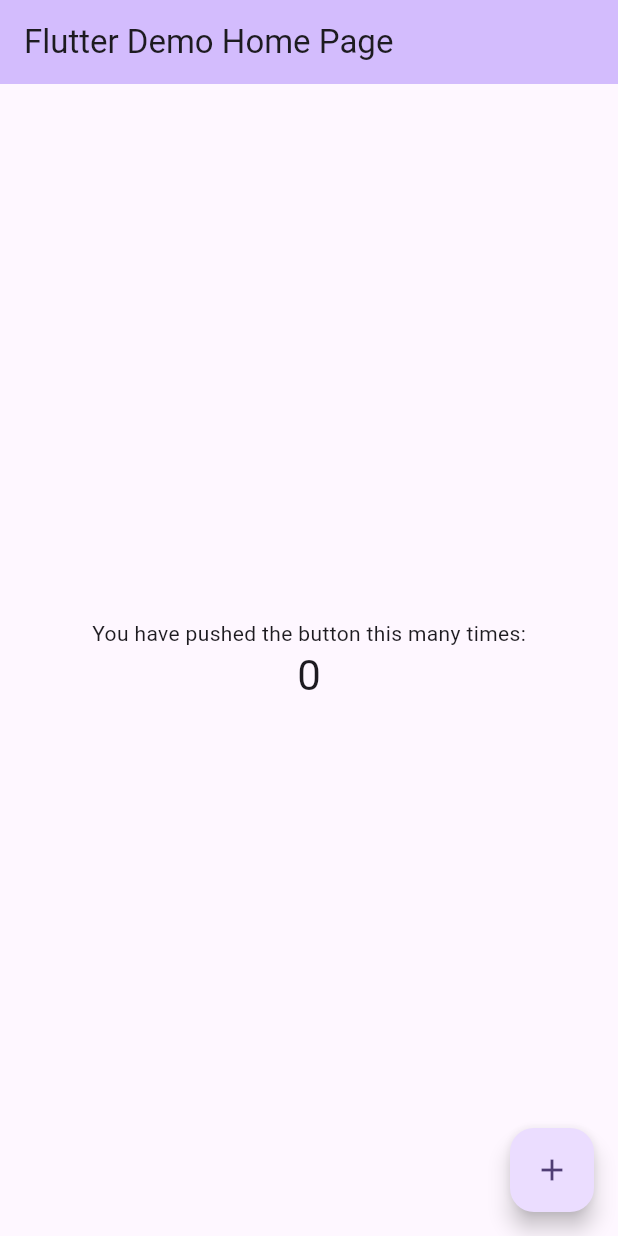
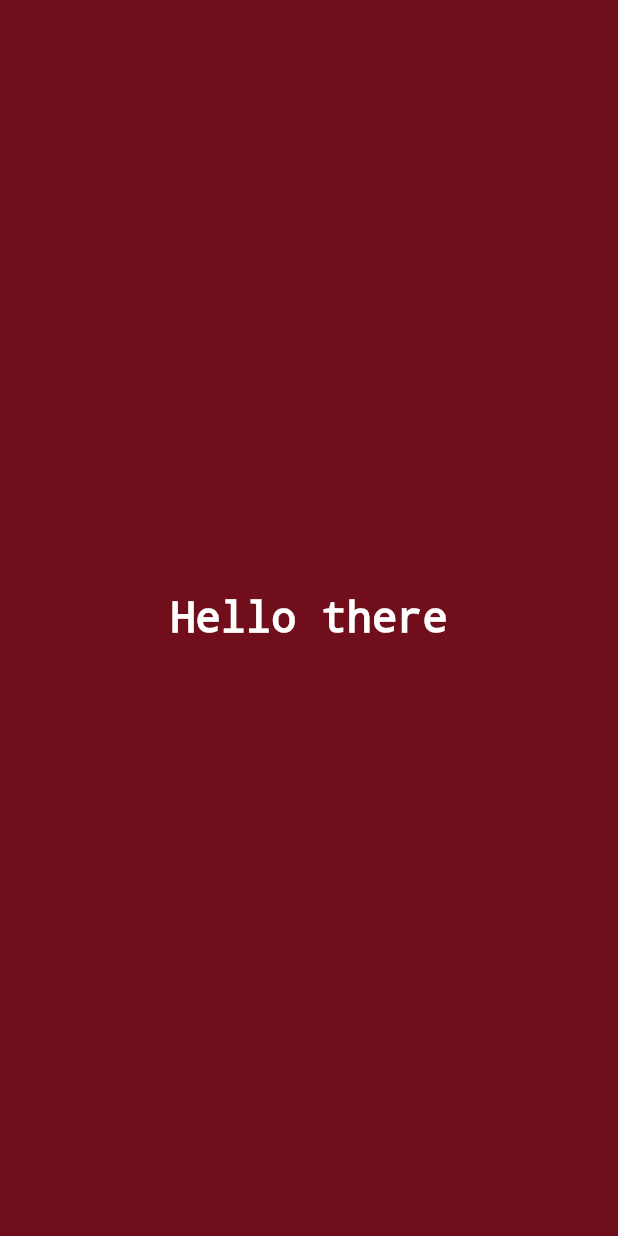
Before and after one commit to AmalAnwar207/hello_color_app, a Flutter app: the screen it shows after launch, on a phone screen of 412 x 824 dp. Run offline on Flutter 3.47's test engine with Material 3 defaults, Android fonts, the light colour scheme and no system bars.

Commit message:
feat: implement Hello Color App

```diff
--- /dev/null
+++ b/lib/app/hello_color_app.dart
@@ -0,0 +1,24 @@
+import 'package:flutter/material.dart';
+import 'package:test_app/screens/color_screen.dart';
+
+/// The root widget of the Hello Color App.
+class HelloColorApp extends StatelessWidget {
+  /// Creates the root application widget.
+  const HelloColorApp({super.key});
+
+  @override
+  Widget build(BuildContext context) {
+    return MaterialApp(
+      title: 'Hello Color App',
+      debugShowCheckedModeBanner: false,
+      theme: ThemeData(
+        colorScheme: ColorScheme.fromSeed(seedColor: Colors.blue),
+        useMaterial3: true,
+        textTheme: const TextTheme(
+          bodyMedium: TextStyle(decoration: TextDecoration.none),
+        ),
+      ),
+      home: const ColorScreen(),
+    );
+  }
+}
--- a/lib/main.dart
+++ b/lib/main.dart
@@ -1,122 +1,6 @@
 import 'package:flutter/material.dart';
+import 'package:test_app/app/hello_color_app.dart';
 
 void main() {
-  runApp(const MyApp());
+  runApp(const HelloColorApp());
 }
-
-class MyApp extends StatelessWidget {
-  const MyApp({super.key});
-
-  // This widget is the root of your application.
-  @override
-  Widget build(BuildContext context) {
-    return MaterialApp(
-      title: 'Flutter Demo',
-      theme: ThemeData(
-        // This is the theme of your application.
-        //
-        // TRY THIS: Try running your application with "flutter run". You'll see
-        // the application has a purple toolbar. Then, without quitting the app,
-        // try changing the seedColor in the colorScheme below to Colors.green
-        // and then invoke "hot reload" (save your changes or press the "hot
-        // reload" button in a Flutter-supported IDE, or press "r" if you used
-        // the command line to start the app).
-        //
-        // Notice that the counter didn't reset back to zero; the application
-        // state is not lost during the reload. To reset the state, use hot
-        // restart instead.
-        //
-        // This works for code too, not just values: Most code changes can be
-        // tested with just a hot reload.
-        colorScheme: .fromSeed(seedColor: Colors.deepPurple),
-      ),
-      home: const MyHomePage(title: 'Flutter Demo Home Page'),
-    );
-  }
-}
-
-class MyHomePage extends StatefulWidget {
-  const MyHomePage({super.key, required this.title});
-
-  // This widget is the home page of your application. It is stateful, meaning
-  // that it has a State object (defined below) that contains fields that affect
-  // how it looks.
-
-  // This class is the configuration for the state. It holds the values (in this
-  // case the title) provided by the parent (in this case the App widget) and
-  // used by the build method of the State. Fields in a Widget subclass are
-  // always marked "final".
-
-  final String title;
-
-  @override
-  State<MyHomePage> createState() => _MyHomePageState();
-}
-
-class _MyHomePageState extends State<MyHomePage> {
-  int _counter = 0;
-
-  void _incrementCounter() {
-    setState(() {
-      // This call to setState tells the Flutter framework that something has
-      // changed in this State, which causes it to rerun the build method below
-      // so that the display can reflect the updated values. If we changed
-      // _counter without calling setState(), then the build method would not be
-      // called again, and so nothing would appear to happen.
-      _counter++;
-    });
-  }
-
-  @override
-  Widget build(BuildContext context) {
-    // This method is rerun every time setState is called, for instance as done
-    // by the _incrementCounter method above.
-    //
-    // The Flutter framework has been optimized to make rerunning build methods
-    // fast, so that you can just rebuild anything that needs updating rather
-    // than having to individually change instances of widgets.
-    return Scaffold(
-      appBar: AppBar(
-        // TRY THIS: Try changing the color here to a specific color (to
-        // Colors.amber, perhaps?) and trigger a hot reload to see the AppBar
-        // change color while the other colors stay the same.
-        backgroundColor: Theme.of(context).colorScheme.inversePrimary,
-        // Here we take the value from the MyHomePage object that was created by
-        // the App.build method, and use it to set our appbar title.
-        title: Text(widget.title),
-      ),
-      body: Center(
-        // Center is a layout widget. It takes a single child and positions it
-        // in the middle of the parent.
-        child: Column(
-          // Column is also a layout widget. It takes a list of children and
-          // arranges them vertically. By default, it sizes itself to fit its
-          // children horizontally, and tries to be as tall as its parent.
-          //
-          // Column has various properties to control how it sizes itself and
-          // how it positions its children. Here we use mainAxisAlignment to
-          // center the children vertically; the main axis here is the vertical
-          // axis because Columns are vertical (the cross axis would be
-          // horizontal).
-          //
-          // TRY THIS: Invoke "debug painting" (choose the "Toggle Debug Paint"
-          // action in the IDE, or press "p" in the console), to see the
-          // wireframe for each widget.
-          mainAxisAlignment: .center,
-          children: [
-            const Text('You have pushed the button this many times:'),
-            Text(
-              '$_counter',
-              style: Theme.of(context).textTheme.headlineMedium,
-            ),
-          ],
-        ),
-      ),
-      floatingActionButton: FloatingActionButton(
-        onPressed: _incrementCounter,
-        tooltip: 'Increment',
-        child: const Icon(Icons.add),
-      ),
-    );
-  }
-}
--- /dev/null
+++ b/lib/screens/color_screen.dart
@@ -0,0 +1,53 @@
+import 'package:flutter/material.dart';
+import 'package:test_app/utils/color_generator.dart';
+import 'package:test_app/widgets/hello_text.dart';
+
+/// Main screen that changes background color on tap.
+class ColorScreen extends StatefulWidget {
+  /// Creates the main [ColorScreen] widget.
+  const ColorScreen({super.key});
+
+  @override
+  State<ColorScreen> createState() => _ColorScreenState();
+}
+
+class _ColorScreenState extends State<ColorScreen> {
+  static const double _luminanceThreshold = 0.5;
+
+  final ColorGenerator _colorGenerator = ColorGenerator();
+
+  Color? _backgroundColor;
+
+  @override
+  void initState() {
+    super.initState();
+    _backgroundColor = _colorGenerator.nextColor();
+  }
+
+  void _onScreenTap() {
+    setState(() {
+      _backgroundColor = _colorGenerator.nextColor();
+    });
+  }
+
+  @override
+  Widget build(BuildContext context) {
+    final Color currentBackground = _backgroundColor ?? Colors.white;
+    final bool isDark =
+        currentBackground.computeLuminance() < _luminanceThreshold;
+    final Color primaryColor = isDark ? Colors.white : Colors.black87;
+
+    return GestureDetector(
+      onTap: _onScreenTap,
+      child: AnimatedContainer(
+        duration: const Duration(milliseconds: 250),
+        width: double.infinity,
+        height: double.infinity,
+        color: currentBackground,
+        child: Center(
+          child: HelloText(color: primaryColor),
+        ),
+      ),
+    );
+  }
+}
--- /dev/null
+++ b/lib/utils/color_generator.dart
@@ -0,0 +1,20 @@
+import 'dart:math';
+import 'package:flutter/material.dart';
+
+/// Generates a random RGB color from 16,777,216 possible colors.
+class ColorGenerator {
+  static const int _maxRgbValue = 0x1000000;
+  static const int _fullAlpha = 0xFF000000;
+
+  final Random _random;
+
+  /// Creates a [ColorGenerator] with an optional [Random] instance.
+  ColorGenerator({Random? random}) : _random = random ?? Random();
+
+  /// Returns a random opaque color using full RGB range (0x000000–0xFFFFFF).
+  Color nextColor() {
+    final int rgbValue = _random.nextInt(_maxRgbValue);
+
+    return Color(_fullAlpha | rgbValue);
+  }
+}
--- /dev/null
+++ b/lib/widgets/hello_text.dart
@@ -0,0 +1,27 @@
+import 'package:flutter/material.dart';
+
+/// Displays the "Hello there" greeting text.
+class HelloText extends StatelessWidget {
+  /// Creates a [HelloText] widget.
+  const HelloText({
+    required this.color,
+    super.key,
+  });
+
+  /// The color of the text.
+  final Color color;
+
+  @override
+  Widget build(BuildContext context) {
+    return Text(
+      'Hello there',
+      textAlign: TextAlign.center,
+      style: TextStyle(
+        fontSize: 28,
+        fontWeight: FontWeight.bold,
+        color: color,
+        decoration: TextDecoration.none,
+      ),
+    );
+  }
+}
```
Also changed, not shown: pubspec.yaml (+5 -76 lines), analysis_options.yaml (line endings or trailing spaces), pubspec.lock, 1 other file.
